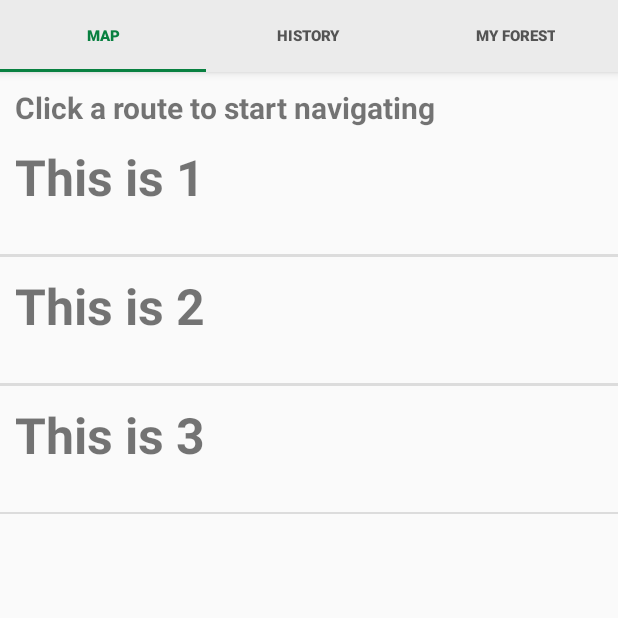
After one commit to zaeemsiddiq/SprinTree, an Android app: the fragment HistoryFragment placed in its activity, on a phone screen of 412 x 824 dp, the top half of it. The commit adds this screen. Run offline under Robolectric (Android 15) with nearby library versions, the phone set to English and light mode, and no system bars; our stand-ins replace Firebase (no records; nobody signed in at launch, a user with empty details on screens opened directly); libraries missing offline, so code that uses them is left out: com.orm.

Commit message:
prototype built

```diff
--- a/app/src/main/java/monash/sprintree/data/Constants.java
+++ b/app/src/main/java/monash/sprintree/data/Constants.java
@@ -1,12 +1,24 @@
 package monash.sprintree.data;
 
 import android.location.Location;
+
+import monash.sprintree.fragments.GMapFragment;
+import monash.sprintree.fragments.HistoryFragment;
 
 /**
  * Created by Zaeem on 3/28/2017.
  */
 
 public class Constants {
+
+    /* Fragment instances */
+    public static GMapFragment mapFragment;
+    public static HistoryFragment historyFragment;
+
+    public static int FRAGMENT_MAP = 0; // used to map tab positions
+    public static int FRAGMENT_HISTORY = 1;
+
+
     public static int TOTAL_TREES = 66949;
     public static int FIREBASE_PAGE_SIZE = 1000;
     public static String[] permissions = {
--- /dev/null
+++ b/app/src/main/java/monash/sprintree/data/History.java
@@ -0,0 +1,12 @@
+package monash.sprintree.data;
+
+import com.orm.SugarRecord;
+
+/**
+ * Created by Zaeem on 3/27/2017.
+ */
+
+public class History {
+    public int historyId;
+    public String historyName;
+}
--- /dev/null
+++ b/app/src/main/java/monash/sprintree/fragments/HistoryFragment.java
@@ -0,0 +1,145 @@
+package monash.sprintree.fragments;
+
+
+import android.content.DialogInterface;
+import android.os.Bundle;
+import android.support.v4.app.Fragment;
+import android.support.v7.app.AlertDialog;
+import android.view.LayoutInflater;
+import android.view.View;
+import android.view.ViewGroup;
+import android.widget.AdapterView;
+import android.widget.ListView;
+import android.widget.TextView;
+import android.widget.Toast;
+
+import java.util.ArrayList;
+import java.util.List;
+
+import monash.sprintree.R;
+import monash.sprintree.activities.MapsActivity;
+import monash.sprintree.data.History;
+import monash.sprintree.listAdapters.HistoryListAdapter;
+
+public class HistoryFragment extends Fragment {
+    private TextView errorMessageText;
+    private ListView listView;
+    MapsActivity listener;  // used to reference back to main activity
+    private HistoryListAdapter historyListAdapter; // adapter to load into list
+    public HistoryFragment() {
+        // Required empty public constructor
+    }
+
+    public static HistoryFragment newInstance(MapsActivity listener) {
+        HistoryFragment fragment = new HistoryFragment();
+        fragment.listener = listener;   //setting up the listener
+        return fragment;
+    }
+
+    @Override
+    public void onCreate(Bundle savedInstanceState) {
+        super.onCreate(savedInstanceState);
+
+    }
+
+    @Override
+    public View onCreateView(LayoutInflater inflater, ViewGroup container, Bundle savedInstanceState) {
+        // Inflate the layout for this fragment
+        View view = inflater.inflate(R.layout.fragment_history, container, false);
+        initialiseListView(view);
+        return view;
+    }
+    /*
+    public void refresh() { // reload the list
+        historyListAdapter = new HistoryListAdapter(getActivity(), Constants.dbContext.getAllFavorites());
+        listView.setAdapter(favoriteListAdapter);
+        if(favoriteListAdapter.getCount()==0) { // hide/ show the error message
+            listView.setVisibility(View.GONE);
+            errorMessageText.setVisibility(View.VISIBLE);
+        } else {
+            listView.setVisibility(View.VISIBLE);
+            errorMessageText.setVisibility(View.GONE);
+        }
+        favoriteListAdapter.notifyDataSetChanged();
+    }*/
+
+    private void initialiseListView(View view) {
+        errorMessageText = (TextView) view.findViewById(R.id.favoritesTextEmptyMessage);
+        errorMessageText.setVisibility(View.GONE);
+        listView = (ListView) view.findViewById(R.id.favoritesListView);
+
+        List<History> histories = new ArrayList<>();
+        History history1 = new History();
+        history1.historyId = 1;
+        history1.historyName = "This is 1";
+        histories.add(history1);
+
+        History history2 = new History();
+        history2.historyId = 1;
+        history2.historyName = "This is 2";
+        histories.add(history2);
+
+        History history3 = new History();
+        history3.historyId = 1;
+        history3.historyName = "This is 3";
+        histories.add(history3);
+
+        historyListAdapter = new HistoryListAdapter(getActivity(), histories);
+        listView.setAdapter(historyListAdapter);
+        if(historyListAdapter.getCount()==0) { // hide/ show the error message
+            listView.setVisibility(View.GONE);
+            errorMessageText.setVisibility(View.VISIBLE);
+        } else {
+            listView.setVisibility(View.VISIBLE);
+            errorMessageText.setVisibility(View.GONE);
+        }
+        listView.setOnItemClickListener(new AdapterView.OnItemClickListener() {
+            @Override
+            public void onItemClick(AdapterView<?> parent, View view, final int position, long id) {    // preplan
+                Toast.makeText(getActivity(), position + "clicked", Toast.LENGTH_SHORT).show();
+                /*new AlertDialog.Builder(getActivity())
+                        .setTitle("Confirm")
+                        .setMessage("Are you sure you want to travel this route ?")
+                        .setPositiveButton("Yes", new DialogInterface.OnClickListener() {
+                            public void onClick(DialogInterface dialog, int which) {
+                                Favorite favorite = favoriteListAdapter.getItem(position);
+                                listener.PrePlanStart(favorite.getSourceStop(), favorite.getDestinationStop());
+                            }
+                        })
+                        .setNegativeButton("Cancel", new DialogInterface.OnClickListener() {
+                            public void onClick(DialogInterface dialog, int which) {
+                                // do nothing
+                            }
+                        })
+                        .setIcon(android.R.drawable.ic_dialog_alert)
+                        .show();*/
+            }
+        });
+
+       listView.setOnItemLongClickListener(new AdapterView.OnItemLongClickListener() {
+           @Override
+           public boolean onItemLongClick(AdapterView<?> parent, View view, final int position, long id) {
+               /*
+               new AlertDialog.Builder(getActivity())
+                       .setTitle("Confirm")
+                       .setMessage("Are you sure you want to delete this route ?")
+                       .setPositiveButton("Yes", new DialogInterface.OnClickListener() {
+                           public void onClick(DialogInterface dialog, int which) { // delete
+                               Constants.dbContext.deleteFavorite(favoriteListAdapter.getItem(position).getFavouriteID());
+                               Toast.makeText(getActivity(), "Deleted Successfully", Toast.LENGTH_SHORT).show();
+                               refresh();
+                           }
+                       })
+                       .setNegativeButton("No", new DialogInterface.OnClickListener() {
+                           public void onClick(DialogInterface dialog, int which) {
+                               // do nothing
+                           }
+                       })
+                       .setIcon(android.R.drawable.ic_dialog_alert)
+                       .show();*/
+               return true;
+           }
+       });
+    }
+
+}
--- /dev/null
+++ b/app/src/main/java/monash/sprintree/listAdapters/HistoryListAdapter.java
@@ -0,0 +1,108 @@
+package monash.sprintree.listAdapters;
+import android.content.Context;
+import android.view.LayoutInflater;
+import android.view.View;
+import android.view.ViewGroup;
+import android.widget.ArrayAdapter;
+import android.widget.Filter;
+import android.widget.Filterable;
+import android.widget.TextView;
+
+import java.util.ArrayList;
+import java.util.List;
+import monash.sprintree.R;
+import monash.sprintree.data.History;
+
+/**
+ * Created by Zaeem on 6/1/2016.
+ */
+public class HistoryListAdapter extends ArrayAdapter implements Filterable {
+    List<History> historyList;
+    List<History> originalHistoryList;
+    private Context context;
+    private SearchFilter searchFilter;
+
+    private class ViewHolder {
+        TextView HistoryID;
+        TextView HistoryName;
+    }
+    public HistoryListAdapter(Context context, List<History> list) {
+        super(context, android.R.layout.simple_dropdown_item_1line, list);
+        this.historyList = list;
+        this.originalHistoryList = list;
+        this.context = context;
+    }
+
+    public History getItem(int position)
+    {
+        return historyList.get(position);
+    }
+
+    public int getCount() {
+        if(historyList == null)
+          return 0;
+        return historyList.size();
+    }
+
+    public void resetData() {   // calling this method to reset the filterable data to original list which was initialised at start
+        historyList = originalHistoryList;
+    }
+
+    @Override
+    public Filter getFilter() {
+        if (searchFilter == null)
+            searchFilter = new SearchFilter();
+        return searchFilter;
+    }
+
+    @Override
+    public View getView(int position, View convertView, ViewGroup parent) {
+        View v = convertView;
+        ViewHolder viewHolder = new ViewHolder();
+        if (convertView == null) {
+            LayoutInflater inflater = (LayoutInflater) context.getSystemService(Context.LAYOUT_INFLATER_SERVICE);
+            v = inflater.inflate(R.layout.list_history_item, null);
+            TextView HistoryId = (TextView) v.findViewById(R.id.textViewFavoriteID);
+            TextView HistoryName = (TextView) v.findViewById(R.id.textViewFavoriteName);
+
+            viewHolder.HistoryID = HistoryId;
+            viewHolder.HistoryName = HistoryName;
+            v.setTag(viewHolder);
+        }
+        else
+            viewHolder = (ViewHolder) v.getTag();
+
+        History d = getItem(position);
+        viewHolder.HistoryID.setText(Integer.toString(d.historyId));
+        viewHolder.HistoryName.setText(d.historyName);
+        return v;
+    }
+
+    private class SearchFilter extends Filter {
+        @Override
+        protected FilterResults performFiltering(CharSequence constraint) {
+            FilterResults results = new FilterResults();
+            if (constraint == null || constraint.length() == 0) {
+                results.values = historyList;
+                results.count = historyList.size();
+            }
+            else {
+                List<History> filteredList = new ArrayList<History>();
+                for (History c : historyList) {
+                    if (c.historyName.toUpperCase().contains(constraint.toString().toUpperCase()))
+                        filteredList.add(c);
+                }
+                results.values = filteredList;
+                results.count = filteredList.size();
+            }
+            return results;
+        }
+
+        @Override
+        protected void publishResults(CharSequence constraint, FilterResults results) {
+            historyList = (List<History>) results.values;
+            notifyDataSetChanged();
+        }
+
+    }
+}
--- a/app/src/main/res/layout/activity_maps.xml
+++ b/app/src/main/res/layout/activity_maps.xml
@@ -12,6 +12,7 @@
         <android.support.design.widget.TabLayout
             android:layout_width="match_parent"
             android:layout_height="wrap_content"
+            style="@style/TreeTabLayout"
             android:id="@+id/mainTabs">
         </android.support.design.widget.TabLayout>
     </android.support.design.widget.AppBarLayout>
--- /dev/null
+++ b/app/src/main/res/layout/fragment_history.xml
@@ -0,0 +1,36 @@
+<FrameLayout xmlns:android="http://schemas.android.com/apk/res/android"
+    xmlns:tools="http://schemas.android.com/tools"
+    android:layout_width="match_parent"
+    android:layout_height="match_parent">
+
+    <LinearLayout
+        android:layout_width="match_parent"
+        android:layout_height="wrap_content"
+        android:orientation="vertical">
+
+        <TextView
+            android:layout_width="match_parent"
+            android:layout_height="wrap_content"
+            android:text="Click a route to start navigating"
+            android:textSize="20dp"
+            android:layout_marginTop="10dp"
+            android:textStyle="bold"
+            android:layout_marginLeft="10dp"/>
+        <TextView
+            android:layout_width="wrap_content"
+            android:layout_height="wrap_content"
+            android:textSize="40dp"
+            android:layout_gravity="center"
+            android:gravity="center"
+            android:visibility="gone"
+            android:id="@+id/favoritesTextEmptyMessage"
+            android:layout_marginTop="50dp"
+            android:text="List is Empty"/>
+        <ListView
+            android:layout_width="match_parent"
+            android:layout_height="wrap_content"
+            android:id="@+id/favoritesListView"
+            android:dividerHeight="0.5dp"></ListView>
+    </LinearLayout>
+
+</FrameLayout>
--- /dev/null
+++ b/app/src/main/res/layout/list_history_item.xml
@@ -0,0 +1,45 @@
+<?xml version="1.0" encoding="utf-8"?>
+<LinearLayout xmlns:android="http://schemas.android.com/apk/res/android"
+    android:orientation="vertical"
+    android:layout_width="match_parent"
+    android:layout_height="wrap_content"
+    android:divider="?android:dividerHorizontal"
+    android:showDividers="end">
+
+    <TextView
+        android:layout_width="wrap_content"
+        android:layout_height="wrap_content"
+        android:id="@+id/textViewFavoriteID"
+        android:visibility="gone"
+        android:gravity="right"
+        android:textSize="1px"/>
+    <LinearLayout
+        android:layout_width="match_parent"
+        android:layout_height="wrap_content"
+        android:orientation="vertical">
+        <LinearLayout
+            android:layout_width="match_parent"
+            android:layout_height="wrap_content"
+            android:id="@+id/listItemCatFrame"
+            android:orientation="vertical"
+            android:visibility="visible">
+            <TextView
+                android:layout_width="match_parent"
+                android:layout_height="wrap_content"
+                android:id="@+id/textViewFavoriteName"
+                android:text="Heading"
+                android:gravity="left"
+                android:textStyle="bold"
+                android:textSize="50px"
+                android:visibility="visible"
+                android:paddingLeft="10dp"
+                android:paddingTop="10dp"
+                android:paddingBottom="10dp"/>
+            <TextView
+                android:layout_width="match_parent"
+                android:layout_height="wrap_content"
+                android:paddingLeft="10dp"
+                android:id="@+id/favoritesSubtext"/>
+        </LinearLayout>
+    </LinearLayout>
+</LinearLayout>
--- a/app/src/main/res/values/colors.xml
+++ b/app/src/main/res/values/colors.xml
@@ -2,5 +2,14 @@
 <resources>
     <color name="colorPrimary">#3F51B5</color>
     <color name="colorPrimaryDark">#303F9F</color>
-    <color name="colorAccent">#FF4081</color>
+    <color name="colorAccent">#FF4081</color> <!-- FF4081 was original -->
+    <color name="steel">#EBEBEB</color>
+    <color name="olive_light">#E6F3EC</color>
+    <color name="olive_dark">#088040</color>
+    <color name="coal">#545454</color>
+    <color name="green_light">#23B665</color>
+    <color name="green_dark">#088040</color>
+    <color name="blue_dark">#1C4C9E</color>
+    <color name="blue_light">#1A769D</color>
+    <color name="transparent">#00000000</color>
 </resources>
--- a/app/src/main/res/values/styles.xml
+++ b/app/src/main/res/values/styles.xml
@@ -7,5 +7,17 @@
         <item name="colorPrimaryDark">@color/colorPrimaryDark</item>
         <item name="colorAccent">@color/colorAccent</item>
     </style>
+    <style name="TreeTabLayout" parent="Widget.Design.TabLayout">
+        <item name="android:background">@color/steel</item>
+        <item name="tabIndicatorColor">@color/olive_dark</item>
+        <item name="tabTextAppearance">@style/TreeTabTextAppearance</item>
+        <item name="tabSelectedTextColor">@color/olive_dark</item>
+    </style>
+    <style name="TreeTabTextAppearance" parent="TextAppearance.Design.Tab">
+        <item name="android:textSize">10dp</item>
+        <item name="android:textColor">@color/coal</item>
+        <item name="textAllCaps">true</item>
+        <item name="android:textStyle">bold</item>
+    </style>
 
 </resources>
```
Also changed, not shown: app/src/main/AndroidManifest.xml (+4 -4 lines), app/src/main/java/monash/sprintree/activities/MapsActivity.java (+41 -3 lines), app/src/main/java/monash/sprintree/activities/Splash.java (+7 -1 lines), app/src/main/res/layout/activity_home.xml (+11 -9 lines), app/src/main/res/layout/activity_splash.xml (+7 -0 lines), app/src/main/res/layout/fragment_map.xml (+26 -3 lines).
